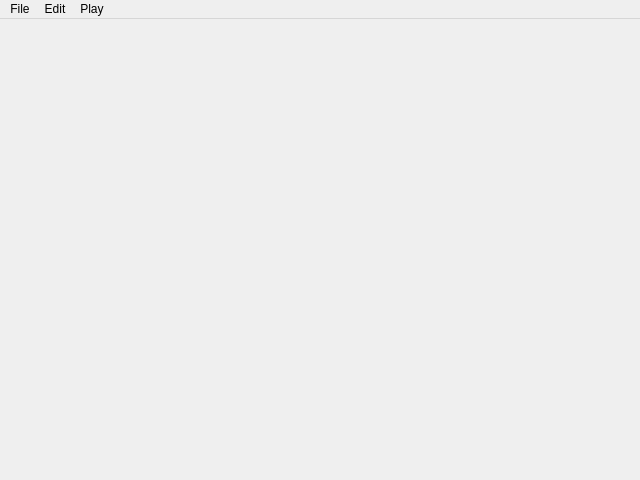
First picture: the form in editor/ui/mainwindow.ui, repository qtau-devgroup/editor, before the edit.
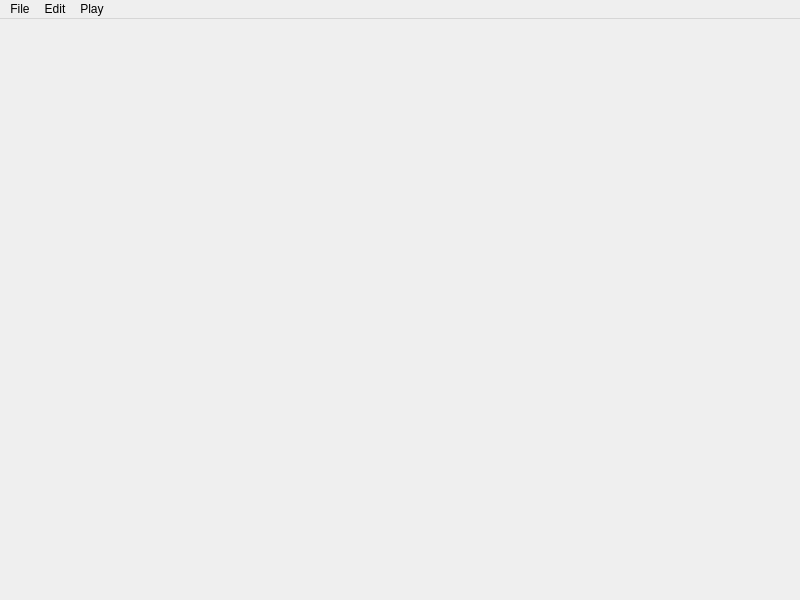
Second picture: the form after the edit. Icons and pictures are not drawn.

```diff
--- a/editor/ui/mainwindow.ui
+++ b/editor/ui/mainwindow.ui
@@ -6,14 +6,14 @@
    <rect>
     <x>0</x>
     <y>0</y>
-    <width>640</width>
-    <height>480</height>
+    <width>800</width>
+    <height>600</height>
    </rect>
   </property>
   <property name="minimumSize">
    <size>
-    <width>640</width>
-    <height>480</height>
+    <width>800</width>
+    <height>600</height>
    </size>
   </property>
   <property name="windowTitle">
@@ -25,7 +25,7 @@
     <rect>
      <x>0</x>
      <y>0</y>
-     <width>640</width>
+     <width>800</width>
      <height>25</height>
     </rect>
    </property>
```
Left out of the diff: 4 changed lines with no effect on the pictures.
